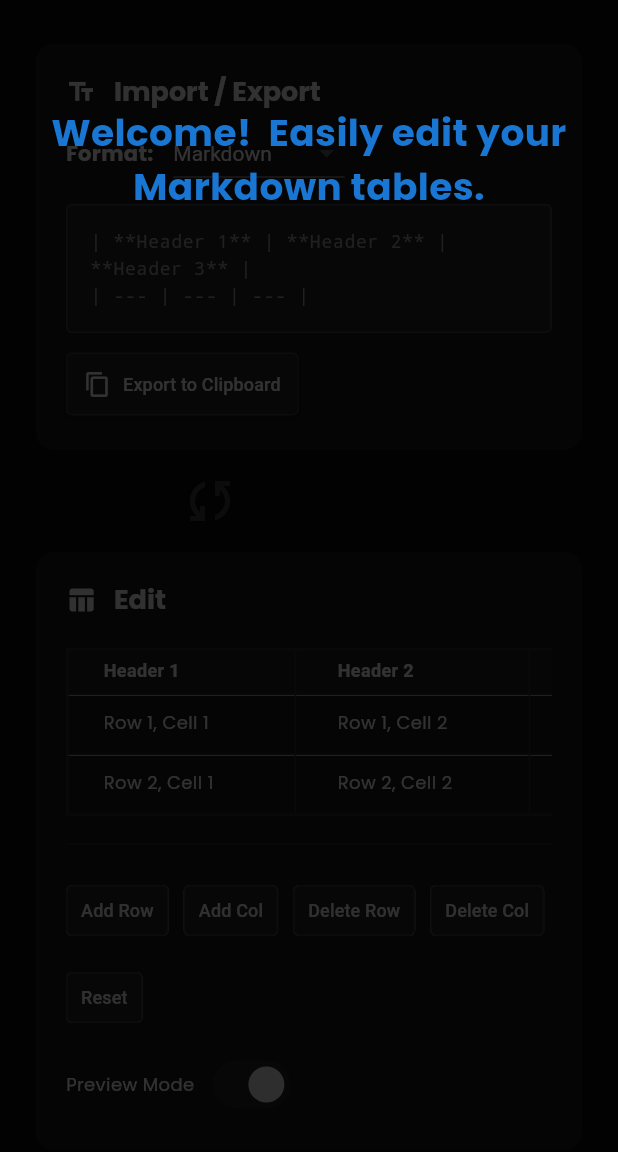
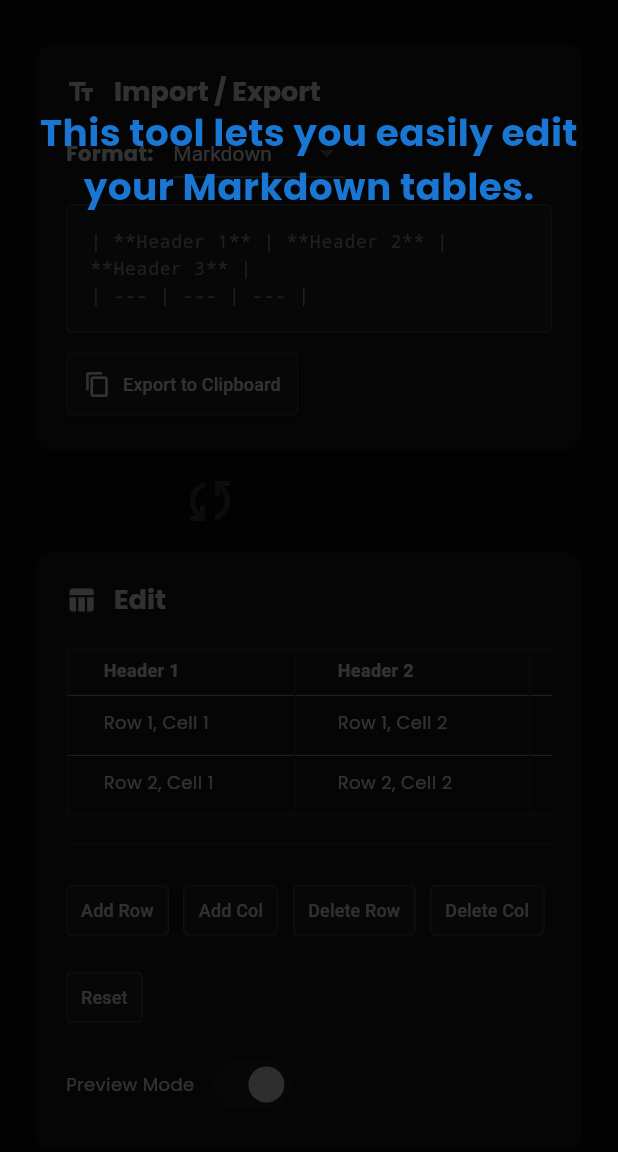
Before and after one commit to philfung/markdown-table-editor, a Flutter app: the screen it shows after launch, on a phone screen of 412 x 824 dp, the part 84-1236 px from its top. Run offline on Flutter 3.47's test engine with Material 3 defaults, Android fonts, the phone set to English and light mode, and no system bars; drawn by our look-alikes of flutter_markdown; our stand-ins replace flutter_svg, google_fonts.

Commit message:
fit and finish

```diff
--- a/lib/main.dart
+++ b/lib/main.dart
@@ -127,7 +127,14 @@ class _OnboardingOverlayState extends State<OnboardingOverlay> with SingleTicker
   @override
   Widget build(BuildContext context) {
     if (widget.stage == OnboardingStage.welcome) {
-      return GestureDetector(
+      return RawKeyboardListener(
+        focusNode: FocusNode(),
+        onKey: (RawKeyEvent event) {
+          if (event is RawKeyDownEvent) {
+            widget.onTap();
+          }
+        },
+        child: GestureDetector(
           onTap: widget.onTap,
           child: Stack(
             children: [
@@ -143,7 +150,7 @@ class _OnboardingOverlayState extends State<OnboardingOverlay> with SingleTicker
                 child: Container(
                   padding: const EdgeInsets.all(20),
                   child: Text(
-                  'Welcome!  Easily edit your Markdown tables.',
+                    'This tool lets you easily edit your Markdown tables.',
                     style: TextStyle(
                       color: onboardingFontColor,
                       fontSize: onboardingFontSize,
@@ -155,6 +162,7 @@ class _OnboardingOverlayState extends State<OnboardingOverlay> with SingleTicker
               ),
             ],
           ),
+        ),
       );
     }
 
@@ -163,7 +171,7 @@ class _OnboardingOverlayState extends State<OnboardingOverlay> with SingleTicker
         : widget.textFieldKey;
     final String message = widget.stage == OnboardingStage.tableHighlight
         ? 'Step 2. Click a cell to start editing.'
-        : "Step 1. Paste table's Markdown code here (if any).";
+        : "Step 1. Paste in your table's Markdown code.";
 
     if (targetKey.currentContext == null || targetKey.currentContext!.findRenderObject() == null) {
       return const SizedBox.shrink();
@@ -184,7 +192,14 @@ class _OnboardingOverlayState extends State<OnboardingOverlay> with SingleTicker
     final Size targetSize = targetBox.size;
     // print("HERE4 - Target Offset: dx=${targetOffset.dx}, dy=${targetOffset.dy}, Size: width=${targetSize.width}, height=${targetSize.height}");
 
-    return GestureDetector(
+    return RawKeyboardListener(
+      focusNode: FocusNode(),
+      onKey: (RawKeyEvent event) {
+        if (event is RawKeyDownEvent) {
+          widget.onTap();
+        }
+      },
+      child: GestureDetector(
         onTap: widget.onTap,
         child: Stack(
           children: [
@@ -238,6 +253,7 @@ class _OnboardingOverlayState extends State<OnboardingOverlay> with SingleTicker
               ),
             ),
           ],
+        ),
       ),
     );
   }
```
Also changed, not shown: 1 other file. Lines whose indentation alone changed are shown as unchanged.
